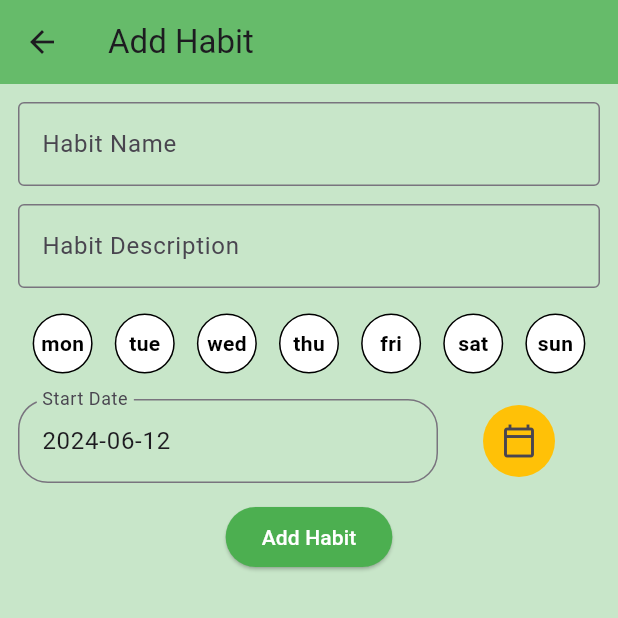
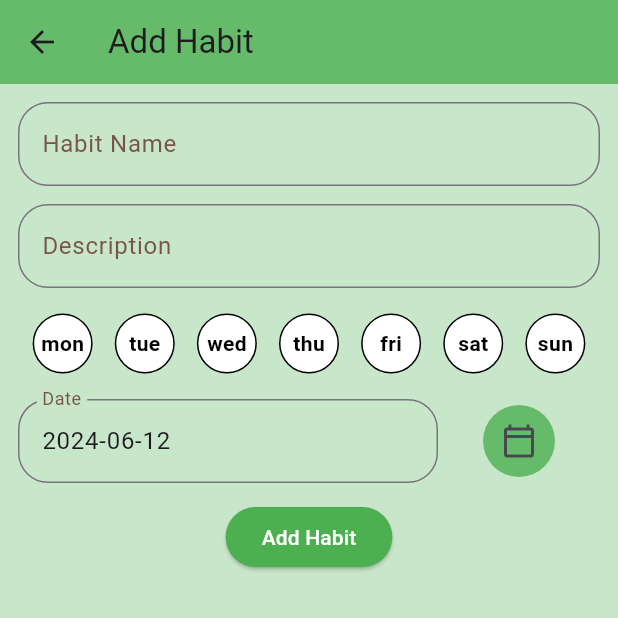
Before and after one commit to Nova-Drive/HabitSmasher, a Flutter app: the screen it shows after launch, item 2 of the bottom bar chosen, after a tap on the "add" icon, on a phone screen of 412 x 824 dp, the top half of it. Run offline on Flutter 3.47's test engine with Material 3 defaults, Android fonts, the phone set to English and light mode, and no system bars; our stand-ins replace blur, cloud_firestore, firebase_core, firebase_storage, flutter_map, flutter_slidable and 4 more; accounts and stored records are empty.

Commit message:
Pictures work and show up conditionally. Text field decorators are extracted. Black add habit plus icon

```diff
--- a/lib/buttons/date_picker.dart
+++ b/lib/buttons/date_picker.dart
@@ -1,5 +1,6 @@
 import 'package:flutter/material.dart';
 import 'package:habitsmasher/extensions.dart';
+import 'package:habitsmasher/theme.dart';
 
 class DatePicker extends StatefulWidget {
   const DatePicker(
@@ -23,13 +24,9 @@ class _DatePickerState extends State<DatePicker> {
               readOnly: true,
               controller: widget.startDateController,
               // startDate.toString().substring(0, 10)
-              decoration: InputDecoration(
-                border: OutlineInputBorder(
-                  borderRadius: textFieldBorderRadius,
-                ),
-                labelText: "Start Date",
-                hintText: startDate.toString().substring(0, 10),
-              ),
+              decoration: inputDecoration(
+                  labelText: "Date",
+                  hintText: startDate.toString().substring(0, 10)),
               onTap: () => showDatePicker(
                     context: context,
                     initialDate: startDate,
@@ -44,9 +41,9 @@ class _DatePickerState extends State<DatePicker> {
         ),
         const SizedBox(width: 30),
         Ink(
-          decoration: const ShapeDecoration(
-            color: Colors.amber,
-            shape: CircleBorder(),
+          decoration: ShapeDecoration(
+            color: theme.primaryColor,
+            shape: const CircleBorder(),
           ),
           child: IconButton(
               onPressed: () => showDatePicker(
--- a/lib/extensions.dart
+++ b/lib/extensions.dart
@@ -1,5 +1,7 @@
 import 'package:flutter/material.dart';
 import 'package:location/location.dart';
+
+/// Catch-all file for things like extensions enums and other various things
 
 extension StringExtension on String {
   String capitalize() {
@@ -14,8 +16,6 @@ extension DateTimeExtension on DateTime {
 }
 
 enum Operation { add, edit }
-
-BorderRadius textFieldBorderRadius = BorderRadius.circular(20);
 
 extension LocationExtension on LocationData {
   Map<String, dynamic> toJson() {
@@ -43,3 +43,20 @@ void showException(BuildContext context, Exception e) {
         );
       });
 }
+
+OutlineInputBorder textFieldBorder() {
+  return const OutlineInputBorder(
+      borderSide: BorderSide(color: Colors.brown),
+      borderRadius: BorderRadius.all(Radius.circular(20)));
+}
+
+// TODO: implement inputDecoration for all text fields
+InputDecoration inputDecoration({required String labelText, String? hintText}) {
+  return InputDecoration(
+    border: textFieldBorder(),
+    focusedBorder: textFieldBorder(),
+    labelText: labelText,
+    labelStyle: const TextStyle(color: Colors.brown),
+    hintText: hintText,
+  );
+}
--- a/lib/main.dart
+++ b/lib/main.dart
@@ -10,11 +10,8 @@ import 'firebase_options.dart';
 
 /// Bug List:
 /// Sort event button works but only after second press
-/// Location doesn't appear in event detail view after event deloads
-///   - Location isn't being added in database upload
-///   - Pictures will have the same issue when implemented fully
-///   - UPDATE: Fix was to make a future.delayed in a while loop to wait for the location to be added
 /// delete button doesnt work in today view
+/// refactor making habits to use the ID from the db instead of the random one
 
 ThemeData theme = ThemeData(
   useMaterial3: true,
--- a/lib/screens/add_edit_habit_view.dart
+++ b/lib/screens/add_edit_habit_view.dart
@@ -103,24 +103,23 @@ class _AddEditHabitViewState extends State<AddEditHabitView> {
               widget.operation == Operation.add ? 'Add Habit' : 'Edit Habit'),
         ),
         body: Center(
+          child: GestureDetector(
+            // unfocus the text fields when the user taps outside of them
+            onTap: () {
+              FocusScope.of(context).unfocus();
+            },
             child: Padding(
               padding: const EdgeInsets.all(12.0),
               child: Column(
                 children: [
                   TextField(
                     controller: habitNameController,
-                  decoration: const InputDecoration(
-                    border: OutlineInputBorder(),
-                    labelText: 'Habit Name',
-                  ),
+                    decoration: inputDecoration(labelText: "Habit Name"),
                   ),
                   const _Spacer(),
                   TextField(
                     controller: habitDescriptionController,
-                  decoration: const InputDecoration(
-                    border: OutlineInputBorder(),
-                    labelText: 'Habit Description',
-                  ),
+                    decoration: inputDecoration(labelText: "Description"),
                   ),
                   const _Spacer(),
                   // Date with row containing textbox and calendar icon
@@ -159,6 +158,7 @@ class _AddEditHabitViewState extends State<AddEditHabitView> {
                           child: const Text("Add Habit"),
                         )
                 ],
+              ),
             ),
           ),
         ),
--- a/lib/screens/habit_list_view.dart
+++ b/lib/screens/habit_list_view.dart
@@ -35,7 +35,9 @@ class _HabitListViewState extends State<HabitListView> {
             IconButton(
               padding: const EdgeInsets.only(right: 20),
               icon: const Icon(Icons.add),
-              style: ButtonStyle(iconSize: WidgetStateProperty.all(40)),
+              style: ButtonStyle(
+                  iconSize: WidgetStateProperty.all(40),
+                  iconColor: WidgetStateProperty.all(Colors.black)),
               onPressed: () {
                 // Add a new habit
                 Navigator.push(
```
Also changed, not shown: lib/network/network.dart (+16 -9 lines), lib/screens/add_edit_habit_event_view.dart (+7 -7 lines), lib/screens/habit_event_detail_view.dart (+12 -4 lines). Lines whose indentation alone changed are shown as unchanged.
